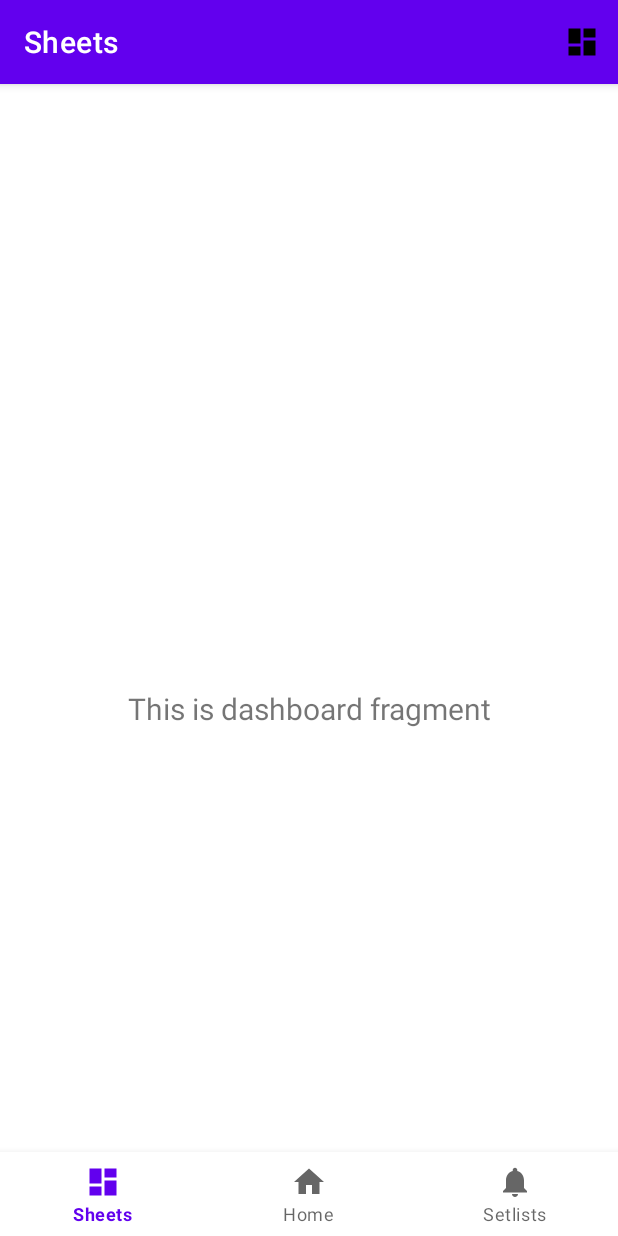
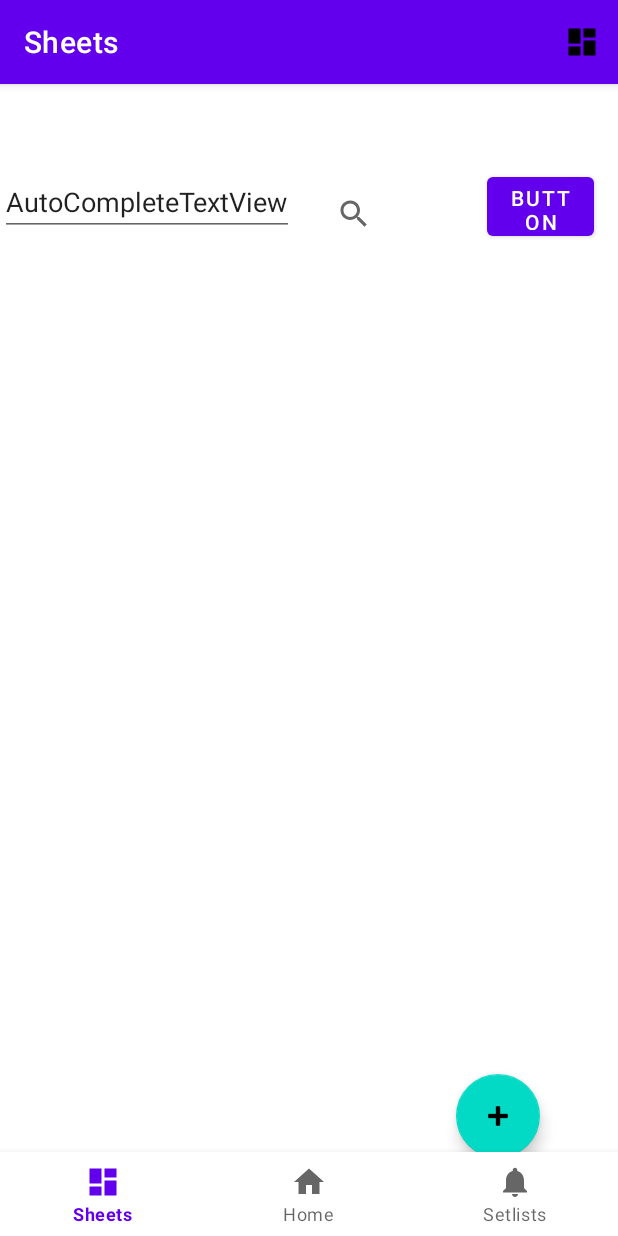
Before and after one commit to geislerovamarie/SpravaNot, an Android app: the SheetsFragment screen opened through its navigation route, on a phone screen of 412 x 824 dp. Run offline under Robolectric (Android 15) with nearby library versions, the phone set to English and light mode, and no system bars; our stand-ins replace navigation-ui.

Commit message:
Started working on database

```diff
--- a/app/src/main/java/com/example/spravanot/ui/sheets/SheetsFragment.java
+++ b/app/src/main/java/com/example/spravanot/ui/sheets/SheetsFragment.java
@@ -12,6 +12,8 @@ import androidx.lifecycle.ViewModelProvider;
 
 import com.example.spravanot.databinding.FragmentSheetsBinding;
 
+
+// The relevant text view was deleted, so... now, this is completely useless
 public class SheetsFragment extends Fragment {
 
     private FragmentSheetsBinding binding;
@@ -24,8 +26,6 @@ public class SheetsFragment extends Fragment {
         binding = FragmentSheetsBinding.inflate(inflater, container, false);
         View root = binding.getRoot();
 
-        final TextView textView = binding.textSheets;
-        sheetsViewModel.getText().observe(getViewLifecycleOwner(), textView::setText);
         return root;
     }
 
--- a/app/src/main/res/layout/fragment_sheets.xml
+++ b/app/src/main/res/layout/fragment_sheets.xml
@@ -6,17 +6,52 @@
     android:layout_height="match_parent"
     tools:context=".ui.sheets.SheetsFragment">
 
-    <TextView
-        android:id="@+id/text_sheets"
-        android:layout_width="match_parent"
+    <SearchView
+        android:id="@+id/searchViewSheets"
+        android:layout_width="69dp"
+        android:layout_height="61dp"
+        android:layout_marginStart="16dp"
+        app:layout_constraintStart_toEndOf="@+id/textViewSheetsSearch"
+        app:layout_constraintTop_toTopOf="parent" />
+
+    <AutoCompleteTextView
+        android:id="@+id/textViewSheetsSearch"
+        android:layout_width="wrap_content"
         android:layout_height="wrap_content"
-        android:layout_marginStart="8dp"
-        android:layout_marginTop="8dp"
-        android:layout_marginEnd="8dp"
-        android:textAlignment="center"
-        android:textSize="20sp"
+        android:text="AutoCompleteTextView"
+        app:layout_constraintStart_toStartOf="parent"
+        app:layout_constraintTop_toTopOf="parent" />
+
+    <Button
+        android:id="@+id/buttonSheetsFilter"
+        android:layout_width="71dp"
+        android:layout_height="51dp"
+        android:layout_marginEnd="16dp"
+        android:text="Button"
+        app:layout_constraintEnd_toEndOf="parent"
+        app:layout_constraintTop_toTopOf="parent" />
+
+    <androidx.recyclerview.widget.RecyclerView
+        android:id="@+id/recyclerViewSheets"
+        android:layout_width="414dp"
+        android:layout_height="633dp"
         app:layout_constraintBottom_toBottomOf="parent"
         app:layout_constraintEnd_toEndOf="parent"
+        app:layout_constraintHorizontal_bias="0.666"
         app:layout_constraintStart_toStartOf="parent"
-        app:layout_constraintTop_toTopOf="parent" />
+        app:layout_constraintTop_toBottomOf="@+id/textViewSheetsSearch"
+        app:layout_constraintVertical_bias="1.0" />
+
+    <com.google.android.material.floatingactionbutton.FloatingActionButton
+        android:id="@+id/floatButtonSheetsAdd"
+        android:layout_width="wrap_content"
+        android:layout_height="wrap_content"
+        android:layout_marginEnd="52dp"
+        android:layout_marginBottom="52dp"
+        android:clickable="true"
+        android:contentDescription="@string/describe_add_floating_button"
+        android:src="@android:drawable/ic_input_add"
+        app:layout_constraintBottom_toBottomOf="parent"
+        app:layout_constraintEnd_toEndOf="parent" />
+
 </androidx.constraintlayout.widget.ConstraintLayout>
--- a/app/src/main/res/values/strings.xml
+++ b/app/src/main/res/values/strings.xml
@@ -12,4 +12,5 @@
     <string name="start_settings">Start settings</string>
     <string name="display_explanation">The display won\'t turn off</string>
     <string name="text_home_favorite">Favorite</string>
+    <string name="describe_add_floating_button">Button for adding</string>
 </resources>
```
Also changed, not shown: app/src/main/java/com/example/spravanot/Setlist.java (added, +51 -0 lines), app/src/main/java/com/example/spravanot/Sheetmusic.java (added, +101 -0 lines), app/src/main/res/layout/activity_splash_screen.xml (+12 -1 lines), 1 other file.
